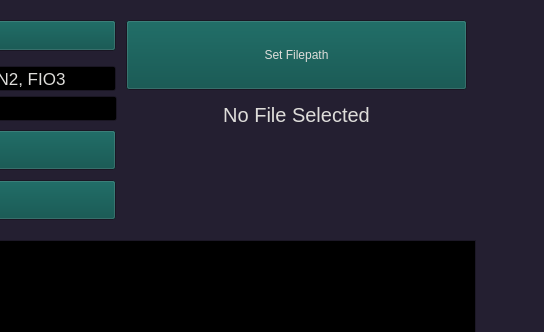
jbmelander/jackfish, file gui.ui: the form before one commit; both pictures show x 584 to 1128 and y 0 to 332 of the 1128 by 714 pixel window.
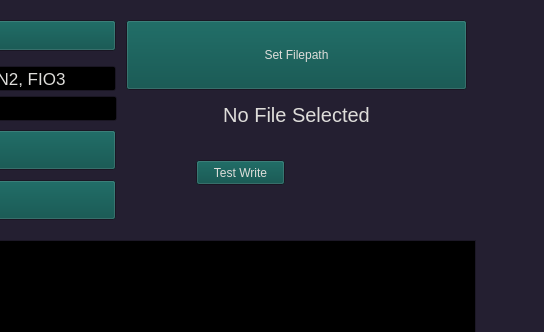
The form after the commit. Custom widgets are drawn as their Qt base class.

Commit message: added write functionality

The edit to the form file:
```diff
--- a/gui.ui
+++ b/gui.ui
@@ -929,6 +929,19 @@
      <enum>Qt::Horizontal</enum>
     </property>
    </widget>
+   <widget class="QPushButton" name="write_push">
+    <property name="geometry">
+     <rect>
+      <x>780</x>
+      <y>160</y>
+      <width>89</width>
+      <height>25</height>
+     </rect>
+    </property>
+    <property name="text">
+     <string>Test Write</string>
+    </property>
+   </widget>
   </widget>
   <widget class="QStatusBar" name="statusBar"/>
  </widget>
```
The commit also changes 3 other files.
